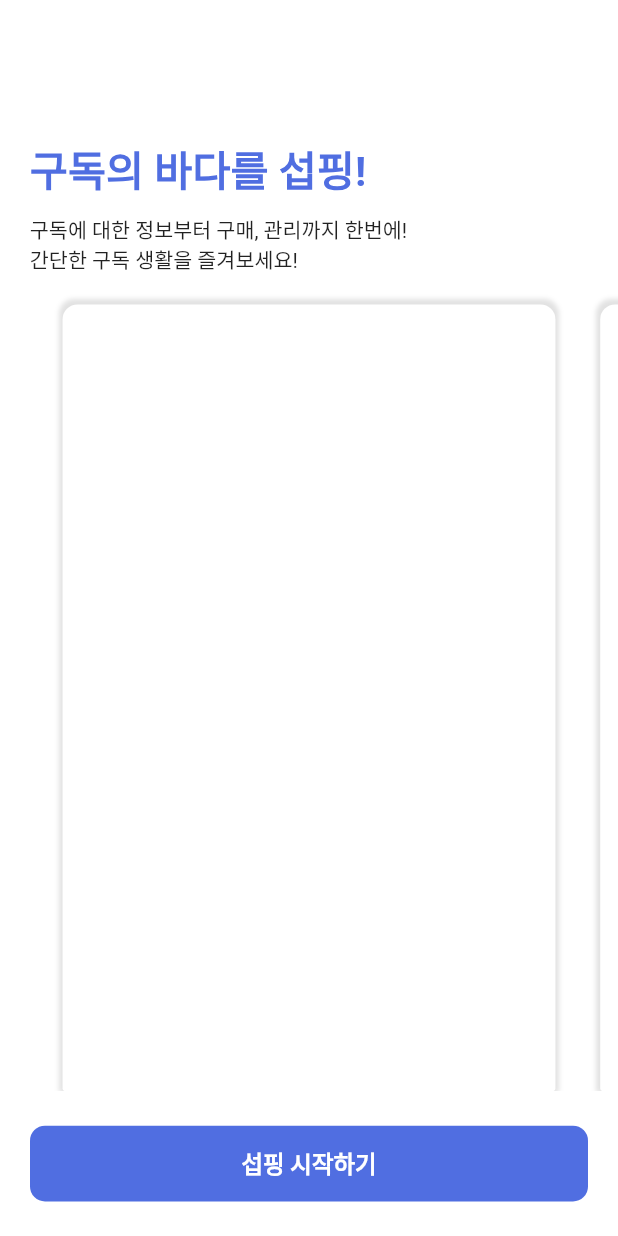
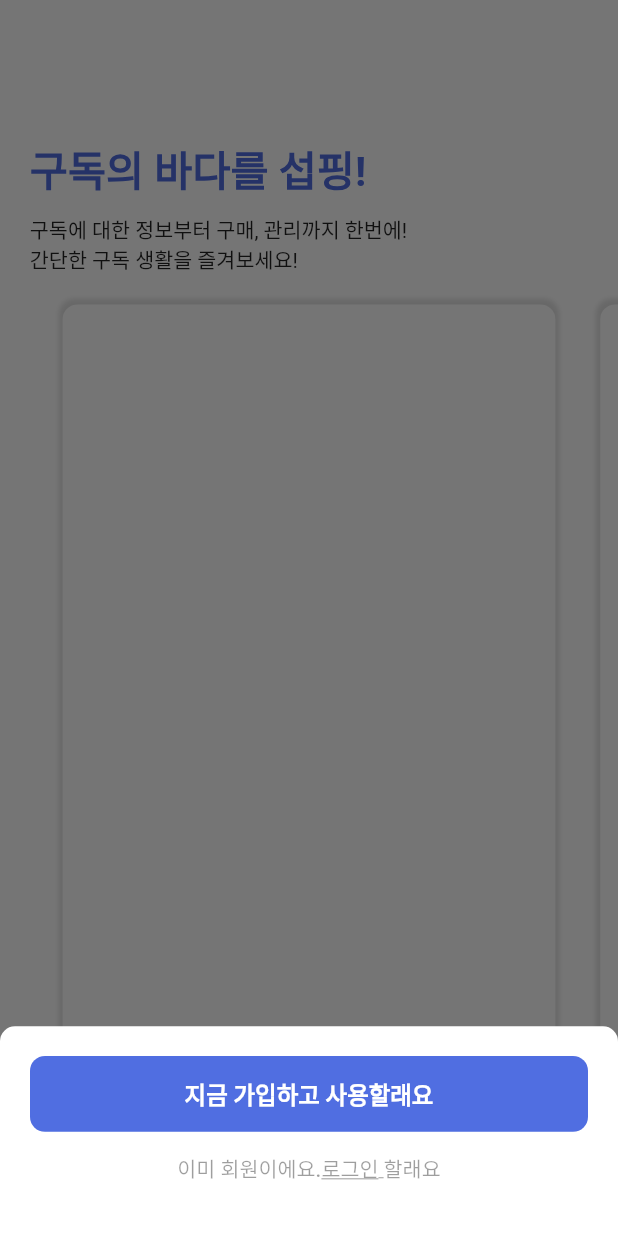
Before and after one commit to Joiple-co/subping-flutter, a Flutter app: the screen it shows after launch, after a tap on "섭핑 시작하기", on a phone screen of 412 x 824 dp. Run offline on Flutter 3.47's test engine with Material 2 defaults, Android fonts, the phone set to English and light mode, and no system bars; our stand-ins replace device_info, flutter_icons, flutter_screenutil, flutter_secure_storage, flutter_swiper, package_info and 3 more; missing offline and left inert: amazon_cognito_identity_dart_2, crypton, kopo; Roboto replaces fonts that are missing (NotoSansKR).

Commit message:
AppIntro 바텀시트까지

```diff
--- a/lib/main.dart
+++ b/lib/main.dart
@@ -18,7 +18,8 @@ class SubpingApp extends StatelessWidget {
                 fontFamily: 'NotoSansKR',
                 backgroundColor: Colors.white,
                 primaryColor: Color.fromRGBO(80, 110, 225, 1),
-                disabledColor: Color.fromARGB(1, 250, 60, 90)),
+                disabledColor: Color.fromARGB(1, 250, 60, 90),
+                canvasColor: Colors.transparent),
             home: Scaffold(backgroundColor: Colors.blue),
             initialRoute: '/appIntro',
             routes: {'/appIntro': (BuildContext context) => AppIntro()}));
--- a/lib/ui/onboarding/app_intro/app_intro.dart
+++ b/lib/ui/onboarding/app_intro/app_intro.dart
@@ -71,13 +71,55 @@ class AppIntro extends StatelessWidget {
             ),
             Center(
                 child: SqaureButton(
-                    text: "섭핑 시작하기", height: 110, onPressed: () => {})),
+                    text: "섭핑 시작하기",
+                    height: 110,
+                    onPressed: () => showBottomSheet(context))),
             Container(
               height: 50.h,
-            )
+            ),
           ],
         ),
       ),
     );
   }
+
+  void showBottomSheet(context) {
+    showModalBottomSheet(
+        context: context,
+        builder: (BuildContext context) {
+          return Container(
+            height: 304.h,
+            padding: EdgeInsets.fromLTRB(40.h, 43.h, 40.h, 0),
+            decoration: BoxDecoration(
+                color: Colors.white,
+                borderRadius: BorderRadius.only(
+                    topLeft: Radius.circular(10),
+                    topRight: Radius.circular(10))),
+            child: Column(
+              children: [
+                SqaureButton(
+                  text: "지금 가입하고 사용할래요",
+                  onPressed: () => {},
+                ),
+                FlatButton(
+                    onPressed: null,
+                    child: Text.rich(TextSpan(
+                        text: "이미 회원이에요.",
+                        style: TextStyle(fontSize: 30.sp),
+                        children: <TextSpan>[
+                          TextSpan(
+                              text: "로그인 ",
+                              style: TextStyle(
+                                  fontSize: 30.sp,
+                                  decoration: TextDecoration.underline)),
+                          TextSpan(
+                            text: "할래요",
+                            style: TextStyle(fontSize: 30.sp),
+                          )
+                        ])))
+              ],
+            ),
+          );
+        });
+  }
 }
```
Also changed, not shown: 2 other files.
